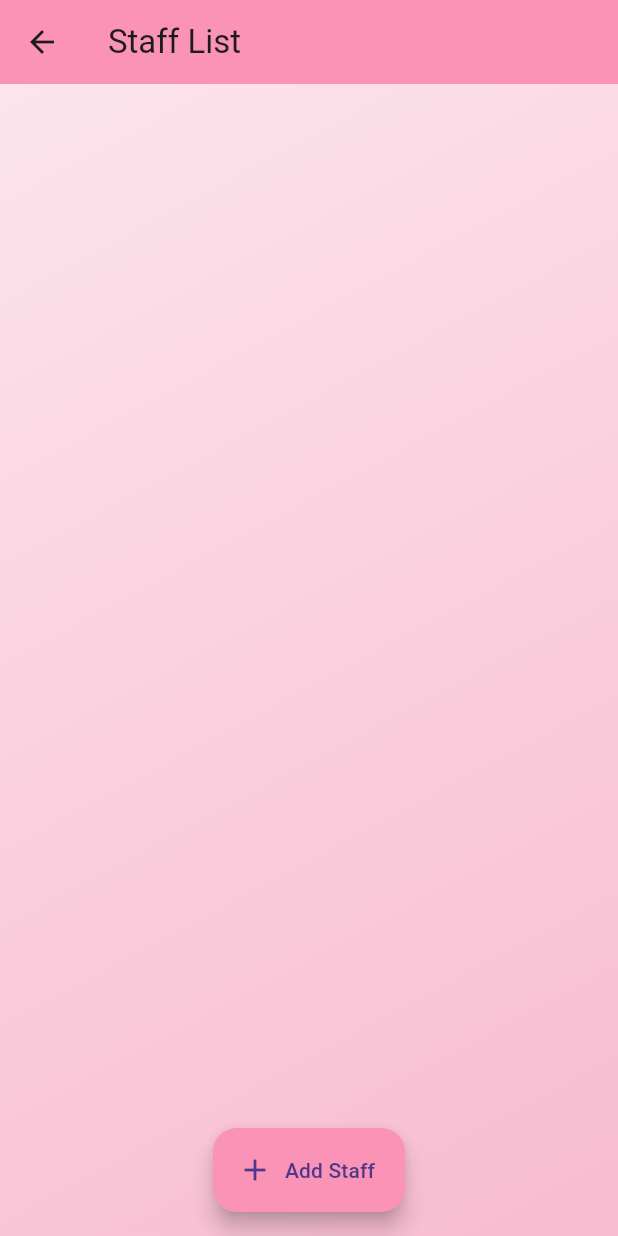
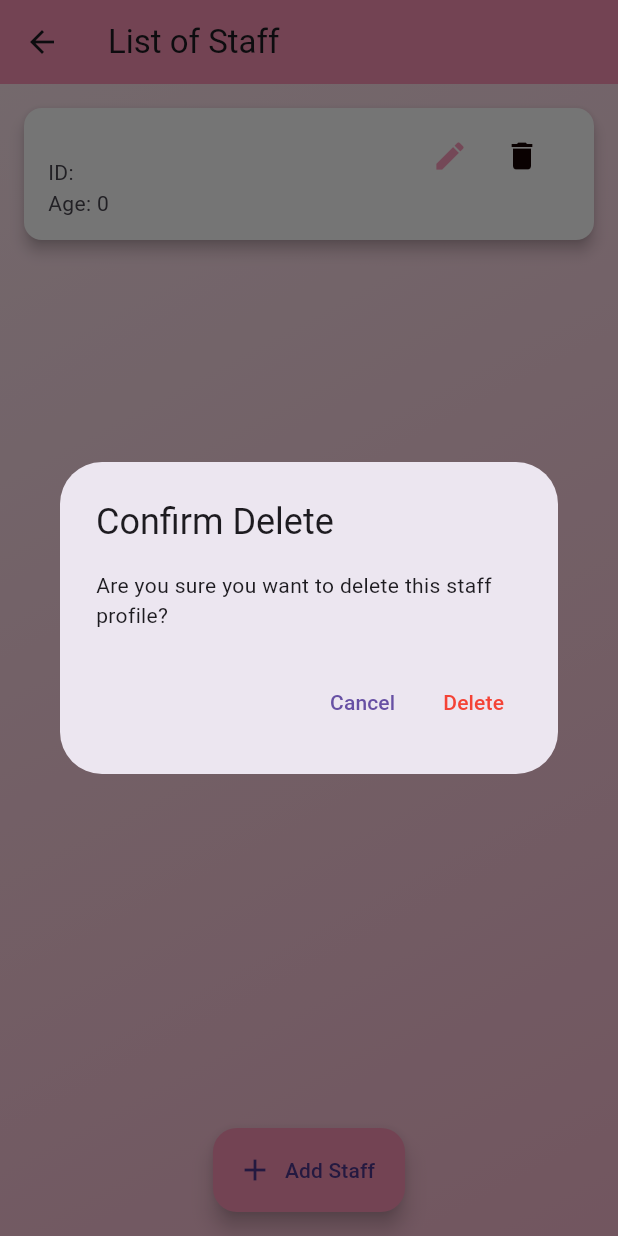
Before and after one commit to Mimiciqah12/flutter_firebase, a Flutter app: the StaffListPage screen opened directly with empty values, after a tap on the "delete" icon, on a phone screen of 412 x 824 dp. Run offline on Flutter 3.47's test engine with Material 3 defaults, Android fonts, the phone set to English and light mode, and no system bars; our stand-ins replace cloud_firestore, firebase_core; accounts and stored records are empty.

Commit message:
Sorted staff list, updated title, and added delete confirmation

```diff
--- a/lib/staff.dart
+++ b/lib/staff.dart
@@ -62,7 +62,7 @@ class _StaffFormPageState extends State<StaffFormPage> {
   Widget build(BuildContext context) {
     return Scaffold(
       appBar: AppBar(
-        title: Text('Add Staff'),
+        title: Text('Staff Profile Form'),
         backgroundColor: const Color.fromARGB(255, 250, 147, 181),
       ),
       body: Container(
@@ -153,7 +153,7 @@ class _StaffListPageState extends State<StaffListPage> {
   Widget build(BuildContext context) {
     return Scaffold(
       appBar: AppBar(
-        title: Text('Staff List'),
+        title: Text('List of Staff'),
         backgroundColor: const Color.fromARGB(255, 250, 147, 181),
       ),
       body: Container(
@@ -174,7 +174,18 @@ class _StaffListPageState extends State<StaffListPage> {
               return Center(child: CircularProgressIndicator());
             }
 
-            final docs = snapshot.data!.docs;
+            final docs =
+                snapshot.data!.docs..sort((a, b) {
+                  final nameA =
+                      (a.data() as Map<String, dynamic>)['name']
+                          .toString()
+                          .toLowerCase();
+                  final nameB =
+                      (b.data() as Map<String, dynamic>)['name']
+                          .toString()
+                          .toLowerCase();
+                  return nameA.compareTo(nameB);
+                });
 
             return ListView.builder(
               padding: EdgeInsets.all(16),
@@ -215,7 +226,40 @@ class _StaffListPageState extends State<StaffListPage> {
                           ),
                         ),
                         IconButton(
-                          onPressed: () => _deleteStaff(docId),
+                          onPressed: () {
+                            showDialog(
+                              context: context,
+                              builder:
+                                  (_) => AlertDialog(
+                                    title: Text('Confirm Delete'),
+                                    content: Text(
+                                      'Are you sure you want to delete this staff profile?',
+                                    ),
+                                    actions: [
+                                      TextButton(
+                                        onPressed:
+                                            () =>
+                                                Navigator.of(
+                                                  context,
+                                                ).pop(), // cancel
+                                        child: Text('Cancel'),
+                                      ),
+                                      TextButton(
+                                        onPressed: () {
+                                          _deleteStaff(docId);
+                                          Navigator.of(
+                                            context,
+                                          ).pop(); // close dialog
+                                        },
+                                        child: Text(
+                                          'Delete',
+                                          style: TextStyle(color: Colors.red),
+                                        ),
+                                      ),
+                                    ],
+                                  ),
+                            );
+                          },
                           icon: Icon(
                             Icons.delete,
                             color: const Color.fromARGB(255, 22, 2, 2),
```
Also changed, not shown: 1 other file.
